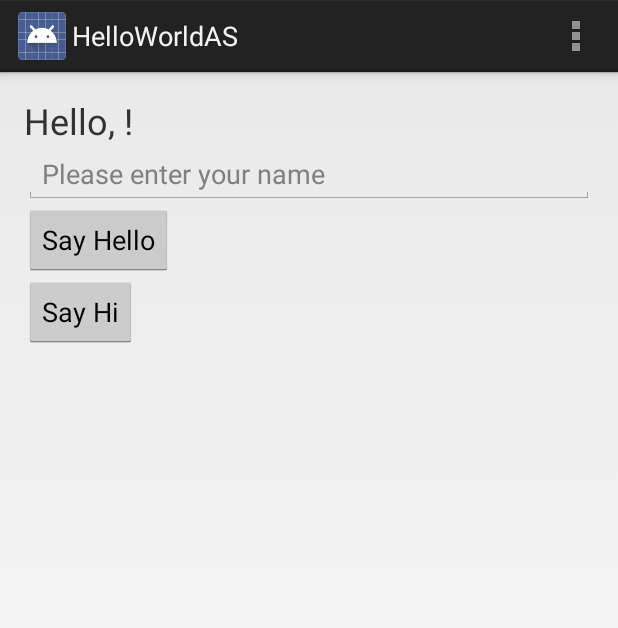
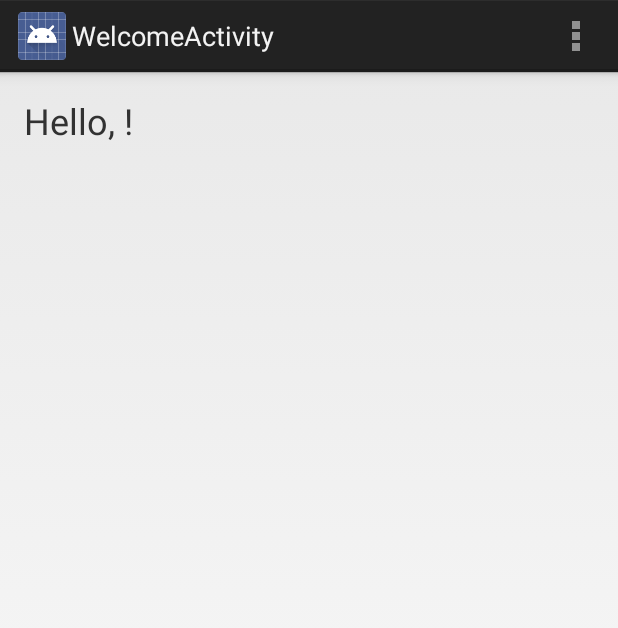
Before and after one commit to kousen/HelloWorldAS, an Android app: the screen it shows after launch (MyActivity before the commit, WelcomeActivity after it), after a tap on "Say Hello", on a phone screen of 412 x 824 dp. Shown: the top 628 px of the screen. Run offline under Robolectric (Android 15) with nearby library versions, the phone set to English and light mode, and no system bars.

Commit message:
move greeting to welcome activity

```diff
--- a/app/src/main/AndroidManifest.xml
+++ b/app/src/main/AndroidManifest.xml
@@ -16,6 +16,10 @@
                 <category android:name="android.intent.category.LAUNCHER" />
             </intent-filter>
         </activity>
+        <activity
+            android:name="com.nfjs.helloworldas.WelcomeActivity"
+            android:label="@string/title_activity_welcome" >
+        </activity>
     </application>
 
 </manifest>
--- a/app/src/main/java/com/nfjs/helloworldas/MyActivity.java
+++ b/app/src/main/java/com/nfjs/helloworldas/MyActivity.java
@@ -1,6 +1,7 @@
 package com.nfjs.helloworldas;
 
 import android.app.Activity;
+import android.content.Intent;
 import android.os.Bundle;
 import android.util.Log;
 import android.view.Menu;
@@ -38,6 +39,10 @@ public class MyActivity extends Activity {
     public void sayHello(View view) {
         String name = editText.getText().toString();
         textView.setText(String.format("Hello, %1$s!", name));
+
+        Intent intent = new Intent(this, WelcomeActivity.class);
+        intent.putExtra("name", name);
+        startActivity(intent);
     }
 
     @Override
--- /dev/null
+++ b/app/src/main/java/com/nfjs/helloworldas/WelcomeActivity.java
@@ -0,0 +1,45 @@
+package com.nfjs.helloworldas;
+
+import android.app.Activity;
+import android.os.Bundle;
+import android.view.Menu;
+import android.view.MenuItem;
+import android.widget.TextView;
+
+
+public class WelcomeActivity extends Activity {
+
+    @Override
+    protected void onCreate(Bundle savedInstanceState) {
+        super.onCreate(savedInstanceState);
+        setContentView(R.layout.activity_welcome);
+
+        String name = getIntent().getStringExtra("name");
+        TextView greetingText = (TextView) findViewById(R.id.greeting_text);
+        String format = getString(R.string.greeting);
+        greetingText.setText(String.format(format, name));
+    }
+
+
+    @Override
+    public boolean onCreateOptionsMenu(Menu menu) {
+        // Inflate the menu; this adds items to the action bar if it is present.
+        getMenuInflater().inflate(R.menu.welcome, menu);
+        return true;
+    }
+
+    @Override
+    public boolean onOptionsItemSelected(MenuItem item) {
+        // Handle action bar item clicks here. The action bar will
+        // automatically handle clicks on the Home/Up button, so long
+        // as you specify a parent activity in AndroidManifest.xml.
+        int id = item.getItemId();
+
+        //noinspection SimplifiableIfStatement
+        if (id == R.id.action_settings) {
+            return true;
+        }
+
+        return super.onOptionsItemSelected(item);
+    }
+}
--- /dev/null
+++ b/app/src/main/res/layout/activity_welcome.xml
@@ -0,0 +1,18 @@
+<RelativeLayout xmlns:android="http://schemas.android.com/apk/res/android"
+    xmlns:tools="http://schemas.android.com/tools"
+    android:layout_width="match_parent"
+    android:layout_height="match_parent"
+    android:paddingLeft="@dimen/activity_horizontal_margin"
+    android:paddingRight="@dimen/activity_horizontal_margin"
+    android:paddingTop="@dimen/activity_vertical_margin"
+    android:paddingBottom="@dimen/activity_vertical_margin"
+    tools:context="com.nfjs.helloworldas.WelcomeActivity">
+
+    <TextView
+        android:id="@+id/greeting_text"
+        android:text="@string/hello_world"
+        android:textSize="24sp"
+        android:layout_width="wrap_content"
+        android:layout_height="wrap_content" />
+
+</RelativeLayout>
--- /dev/null
+++ b/app/src/main/res/menu/welcome.xml
@@ -0,0 +1,8 @@
+<menu xmlns:android="http://schemas.android.com/apk/res/android"
+    xmlns:tools="http://schemas.android.com/tools"
+    tools:context="com.nfjs.helloworldas.WelcomeActivity" >
+    <item android:id="@+id/action_settings"
+        android:title="@string/action_settings"
+        android:orderInCategory="100"
+        android:showAsAction="never" />
+</menu>
--- a/app/src/main/res/values/strings.xml
+++ b/app/src/main/res/values/strings.xml
@@ -7,5 +7,7 @@
     <string name="name_hint">Please enter your name</string>
     <string name="hello_button_label">Say Hello</string>
     <string name="hi_button_label">Say Hi</string>
+    <string name="title_activity_welcome">WelcomeActivity</string>
+    <string name="greeting">Hello, %1$s!</string>
 
 </resources>
```
